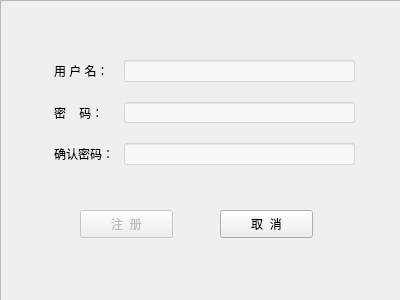
This is regdlg.ui in OOPtaskgroup/dictionary as Qt 5 draws it before an edit. The edited form follows.
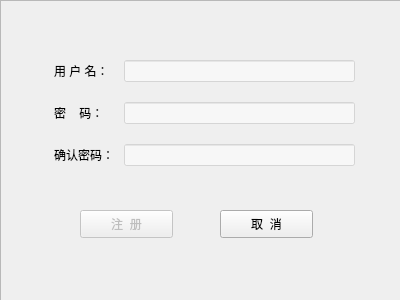
This is the edited form. Icons and pictures are not drawn.

Commit message: fix ui bugs. by (unknown) -- 5.24

The edit to the form file:
```diff
--- a/regdlg.ui
+++ b/regdlg.ui
@@ -10,6 +10,18 @@
     <height>300</height>
    </rect>
   </property>
+  <property name="minimumSize">
+   <size>
+    <width>400</width>
+    <height>300</height>
+   </size>
+  </property>
+  <property name="maximumSize">
+   <size>
+    <width>400</width>
+    <height>300</height>
+   </size>
+  </property>
   <property name="windowTitle">
    <string>注册</string>
   </property>
@@ -19,7 +31,7 @@
      <x>54</x>
      <y>60</y>
      <width>301</width>
-     <height>105</height>
+     <height>123</height>
     </rect>
    </property>
    <layout class="QFormLayout" name="formLayout">
```
The commit also changes 6 other files.
